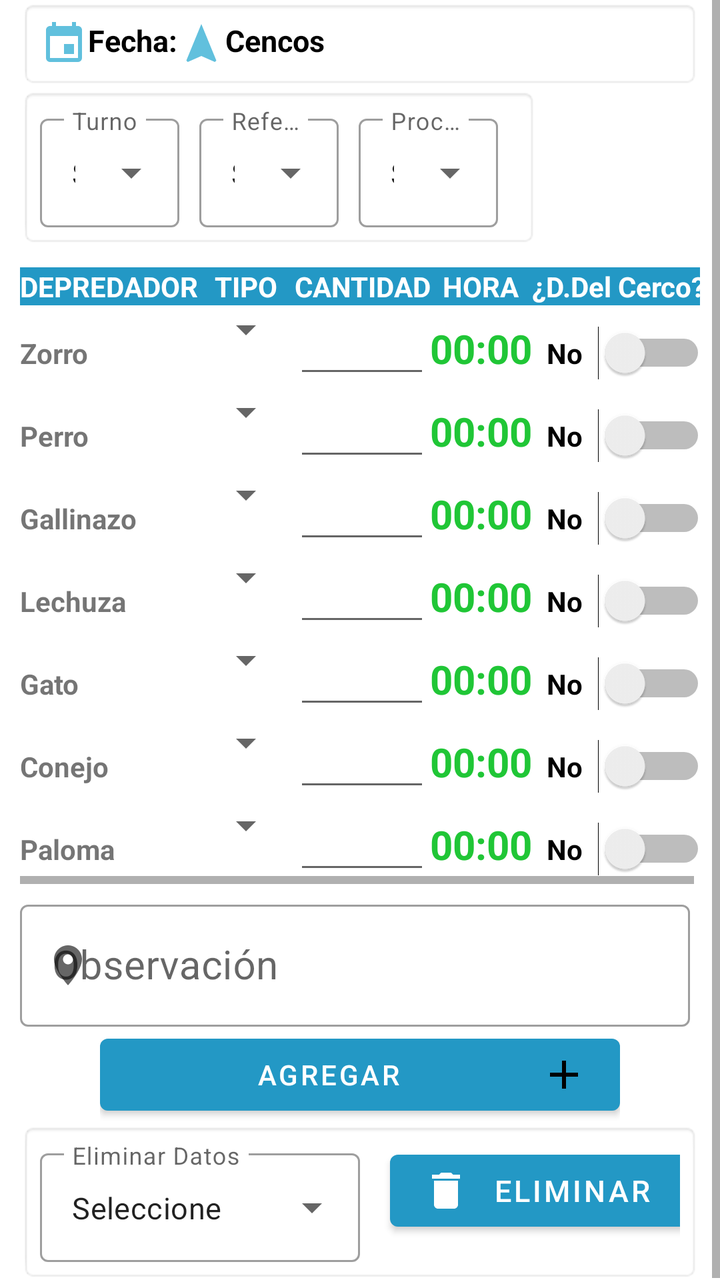
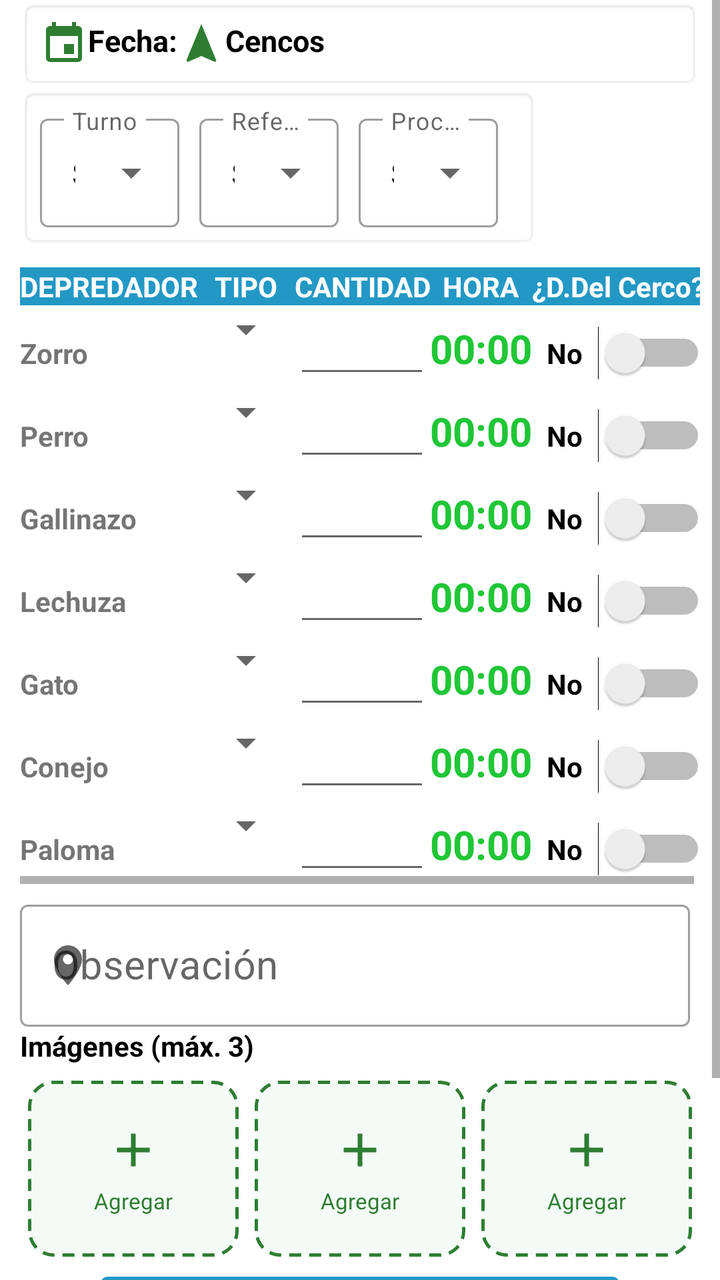

An Android layout rendered at two revisions. The XML below is the earlier revision; the diff shows what the commit changed to produce the second picture.
<!-- AndroidManifest.xml: application theme Theme.Bioseguridad -->
<!-- res/layout/fragment_fomites.xml -->
<?xml version="1.0" encoding="utf-8"?>
<LinearLayout android:orientation="vertical" android:layout_width="match_parent" android:layout_height="wrap_content"
  xmlns:android="http://schemas.android.com/apk/res/android" xmlns:app="http://schemas.android.com/apk/res-auto">
    <ScrollView android:layout_width="match_parent" android:layout_height="wrap_content">
        <LinearLayout android:orientation="vertical" android:layout_width="match_parent" android:layout_height="wrap_content" android:layout_marginLeft="10.0dp" android:layout_marginRight="10.0dp">
            <TableLayout android:layout_width="match_parent" android:layout_height="wrap_content" style="@style/MyEditTextStyle">
                <LinearLayout android:orientation="horizontal" android:layout_width="match_parent" android:layout_height="wrap_content">
                    <TextView android:textAppearance="@style/estilo_contenido_Fragment_black" android:textSize="15.0sp" android:id="@+id/tvFecha" android:layout_width="wrap_content" android:layout_height="wrap_content" android:text="@string/sFecha" android:drawableTint="@color/colorPrimary" app:drawableStartCompat="@drawable/ic_date" />
                    <TextView android:textAppearance="@style/estilo_contenido_Fragment_black" android:textSize="15.0sp" android:id="@+id/etCencos" android:layout_width="wrap_content" android:layout_height="wrap_content" android:text="Cencos" android:inputType="textPersonName" android:drawableTint="@color/colorPrimary" app:drawableStartCompat="@drawable/ic_cencos" />
                </LinearLayout>
            </TableLayout>
            <HorizontalScrollView android:layout_width="match_parent" android:layout_height="wrap_content">
                <TableLayout android:layout_width="match_parent" android:layout_height="wrap_content" android:stretchColumns="*" style="@style/MyEditTextStyle">
                    <TableRow android:layout_width="match_parent" android:layout_height="wrap_content">
                        <com.google.android.material.textfield.TextInputLayout android:id="@+id/tvTurno" android:layout_width="match_parent" android:layout_height="wrap_content" android:hint="Turno" android:layout_marginEnd="10.0dp" app:layout_constraintEnd_toEndOf="parent" app:layout_constraintStart_toStartOf="parent" app:layout_constraintTop_toTopOf="parent" style="@style/Widget.MaterialComponents.TextInputLayout.OutlinedBox.ExposedDropdownMenu">
                            <AutoCompleteTextView android:textSize="15.0sp" android:id="@+id/spnTurno" android:layout_width="match_parent" android:layout_height="wrap_content" android:text="Selec" android:inputType="none" />
                        </com.google.android.material.textfield.TextInputLayout>
                        <com.google.android.material.textfield.TextInputLayout android:id="@+id/tvReferencia" android:layout_width="match_parent" android:layout_height="wrap_content" android:hint="Referencia" android:layout_marginEnd="10.0dp" app:layout_constraintEnd_toEndOf="parent" app:layout_constraintStart_toStartOf="parent" app:layout_constraintTop_toTopOf="parent" style="@style/Widget.MaterialComponents.TextInputLayout.OutlinedBox.ExposedDropdownMenu">
                            <AutoCompleteTextView android:textSize="15.0sp" android:id="@+id/spnReferencia" android:layout_width="match_parent" android:layout_height="wrap_content" android:text="Selec" android:inputType="none" />
                        </com.google.android.material.textfield.TextInputLayout>
                        <com.google.android.material.textfield.TextInputLayout android:id="@+id/tvProceso" android:layout_width="match_parent" android:layout_height="wrap_content" android:hint="Proceso" android:layout_marginEnd="10.0dp" app:layout_constraintEnd_toEndOf="parent" app:layout_constraintStart_toStartOf="parent" app:layout_constraintTop_toTopOf="parent" style="@style/Widget.MaterialComponents.TextInputLayout.OutlinedBox.ExposedDropdownMenu">
                            <AutoCompleteTextView android:textSize="15.0sp" android:id="@+id/spnProceso" android:layout_width="match_parent" android:layout_height="wrap_content" android:text="Selec" android:inputType="none" />
                        </com.google.android.material.textfield.TextInputLayout>
                    </TableRow>
                </TableLayout>
            </HorizontalScrollView>
            <HorizontalScrollView android:layout_width="match_parent" android:layout_height="wrap_content">
                <TableLayout android:layout_width="match_parent" android:layout_height="wrap_content" android:layout_marginTop="10.0dp">
                    <TableRow android:layout_width="match_parent" android:layout_height="wrap_content">
                        <TextView android:textStyle="bold" android:textColor="@color/blanco" android:gravity="center_vertical" android:id="@+id/tvDepredador" android:background="@color/azulino" android:layout_width="match_parent" android:layout_height="wrap_content" android:text="DEPREDADOR" />
                        <TextView android:textStyle="bold" android:textColor="@color/blanco" android:gravity="center" android:id="@+id/tvTipo" android:background="@color/azulino" android:layout_width="match_parent" android:layout_height="wrap_content" android:text="TIPO" android:textAlignment="center" />
                        <TextView android:textStyle="bold" android:textColor="@color/blanco" android:gravity="center" android:id="@+id/tvCantidad" android:background="@color/azulino" android:layout_width="match_parent" android:layout_height="wrap_content" android:text="CANTIDAD" android:textAlignment="center" />
                        <TextView android:textStyle="bold" android:textColor="@color/blanco" android:gravity="center" android:id="@+id/tvHora" android:background="@color/azulino" android:layout_width="match_parent" android:layout_height="wrap_content" android:text="HORA" android:textAlignment="center" />
                        <TextView android:textStyle="bold" android:textColor="@color/blanco" android:gravity="center" android:id="@+id/tvDentroCE" android:background="@color/azulino" android:layout_width="match_parent" android:layout_height="wrap_content" android:text="¿D.Del Cerco?" android:textAlignment="center" />
                    </TableRow>
                    <TableRow android:layout_width="match_parent" android:layout_height="wrap_content">
                        <TextView android:textStyle="bold" android:id="@+id/tvZorro" android:layout_width="match_parent" android:layout_height="wrap_content" android:text="Zorro" android:textAlignment="viewStart" />
                        <Spinner android:textStyle="bold" android:id="@+id/spnZorro" android:layout_width="match_parent" android:layout_height="wrap_content" />
                        <EditText android:textColorHighlight="#555759" android:id="@+id/etZorro" android:layout_width="match_parent" android:layout_height="wrap_content" android:inputType="number" android:textAlignment="center" />
                        <TextView android:textSize="20.0sp" android:textStyle="bold" android:textColor="@color/verde" android:textColorHint="#20c636" android:id="@+id/etZorroHora" android:layout_width="match_parent" android:layout_height="wrap_content" android:hint="00:00" android:textAlignment="center" />
                        <Switch android:textStyle="bold" android:gravity="center" android:id="@+id/swtZorro" android:layout_width="match_parent" android:layout_height="wrap_content" android:text="No" />
                    </TableRow>
                    <TableRow android:layout_width="match_parent" android:layout_height="wrap_content">
                        <TextView android:textStyle="bold" android:id="@+id/tvPerro" android:layout_width="match_parent" android:layout_height="wrap_content" android:text="Perro" android:textAlignment="viewStart" />
                        <Spinner android:textStyle="bold" android:id="@+id/spnPerro" android:layout_width="match_parent" android:layout_height="wrap_content" />
                        <EditText android:textColorHighlight="#555759" android:id="@+id/etPerro" android:layout_width="match_parent" android:layout_height="wrap_content" android:inputType="number" android:textAlignment="center" />
                        <TextView android:textSize="20.0sp" android:textStyle="bold" android:textColor="@color/verde" android:textColorHint="#20c636" android:id="@+id/etPerroHora" android:layout_width="match_parent" android:layout_height="wrap_content" android:hint="00:00" android:textAlignment="center" />
                        <Switch android:textStyle="bold" android:gravity="center" android:id="@+id/swtPerro" android:layout_width="match_parent" android:layout_height="wrap_content" android:text="No" />
                    </TableRow>
                    <TableRow android:layout_width="match_parent" android:layout_height="wrap_content">
                        <TextView android:textStyle="bold" android:id="@+id/tvGallinazo" android:layout_width="match_parent" android:layout_height="wrap_content" android:text="Gallinazo" android:textAlignment="viewStart" />
                        <Spinner android:textStyle="bold" android:id="@+id/spnGallinazo" android:layout_width="match_parent" android:layout_height="wrap_content" />
                        <EditText android:textColorHighlight="#555759" android:id="@+id/etGallinazo" android:layout_width="match_parent" android:layout_height="wrap_content" android:inputType="number" android:textAlignment="center" />
                        <TextView android:textSize="20.0sp" android:textStyle="bold" android:textColor="@color/verde" android:textColorHint="#20c636" android:id="@+id/etGallinazoHora" android:layout_width="match_parent" android:layout_height="wrap_content" android:hint="00:00" android:textAlignment="center" />
                        <Switch android:textStyle="bold" android:gravity="center" android:id="@+id/swtGallinazo" android:layout_width="match_parent" android:layout_height="wrap_content" android:text="No" />
                    </TableRow>
                    <TableRow android:layout_width="match_parent" android:layout_height="wrap_content">
                        <TextView android:textStyle="bold" android:id="@+id/tvLechuza" android:layout_width="match_parent" android:layout_height="wrap_content" android:text="Lechuza" android:textAlignment="viewStart" />
                        <Spinner android:textStyle="bold" android:id="@+id/spnLechuza" android:layout_width="match_parent" android:layout_height="wrap_content" />
                        <EditText android:textColorHighlight="#555759" android:id="@+id/etLechuza" android:layout_width="match_parent" android:layout_height="wrap_content" android:inputType="number" android:textAlignment="center" />
                        <TextView android:textSize="20.0sp" android:textStyle="bold" android:textColor="@color/verde" android:textColorHint="#20c636" android:id="@+id/etLechuzaHora" android:layout_width="match_parent" android:layout_height="wrap_content" android:hint="00:00" android:textAlignment="center" />
                        <Switch android:textStyle="bold" android:gravity="center" android:id="@+id/swtLechuza" android:layout_width="match_parent" android:layout_height="wrap_content" android:text="No" />
                    </TableRow>
                    <TableRow android:layout_width="match_parent" android:layout_height="wrap_content">
                        <TextView android:textStyle="bold" android:id="@+id/tvGato" android:layout_width="match_parent" android:layout_height="wrap_content" android:text="Gato" android:textAlignment="viewStart" />
                        <Spinner android:textStyle="bold" android:id="@+id/spnGato" android:layout_width="match_parent" android:layout_height="wrap_content" />
                        <EditText android:textColorHighlight="#555759" android:id="@+id/etGato" android:layout_width="match_parent" android:layout_height="wrap_content" android:inputType="number" android:textAlignment="center" />
                        <TextView android:textSize="20.0sp" android:textStyle="bold" android:textColor="@color/verde" android:textColorHint="#20c636" android:id="@+id/etGatoHora" android:layout_width="match_parent" android:layout_height="wrap_content" android:hint="00:00" android:textAlignment="center" />
                        <Switch android:textStyle="bold" android:gravity="center" android:id="@+id/swtGato" android:layout_width="match_parent" android:layout_height="wrap_content" android:text="No" />
                    </TableRow>
                    <TableRow android:layout_width="match_parent" android:layout_height="wrap_content">
                        <TextView android:textStyle="bold" android:id="@+id/tvConejo" android:layout_width="match_parent" android:layout_height="wrap_content" android:text="Conejo" android:textAlignment="viewStart" />
                        <Spinner android:textStyle="bold" android:id="@+id/spnConejo" android:layout_width="match_parent" android:layout_height="wrap_content" />
                        <EditText android:textColorHighlight="#555759" android:id="@+id/etConejo" android:layout_width="match_parent" android:layout_height="wrap_content" android:inputType="number" android:textAlignment="center" />
                        <TextView android:textSize="20.0sp" android:textStyle="bold" android:textColor="@color/verde" android:textColorHint="#20c636" android:id="@+id/etConejoHora" android:layout_width="match_parent" android:layout_height="wrap_content" android:hint="00:00" android:textAlignment="center" />
                        <Switch android:textStyle="bold" android:gravity="center" android:id="@+id/swtConejo" android:layout_width="match_parent" android:layout_height="wrap_content" android:text="No" />
                    </TableRow>
                    <TableRow android:layout_width="match_parent" android:layout_height="wrap_content">
                        <TextView android:textStyle="bold" android:id="@+id/tvPaloma" android:layout_width="match_parent" android:layout_height="wrap_content" android:text="Paloma" android:textAlignment="viewStart" />
                        <Spinner android:textStyle="bold" android:id="@+id/spnPaloma" android:layout_width="match_parent" android:layout_height="wrap_content" />
                        <EditText android:textColorHighlight="#555759" android:id="@+id/etPaloma" android:layout_width="match_parent" android:layout_height="wrap_content" android:inputType="number" android:textAlignment="center" />
                        <TextView android:textSize="20.0sp" android:textStyle="bold" android:textColor="@color/verde" android:textColorHint="#20c636" android:id="@+id/etPalomaHora" android:layout_width="match_parent" android:layout_height="wrap_content" android:hint="00:00" android:textAlignment="center" />
                        <Switch android:textStyle="bold" android:gravity="center" android:id="@+id/swtPaloma" android:layout_width="match_parent" android:layout_height="wrap_content" android:text="No" />
                    </TableRow>
                </TableLayout>
            </HorizontalScrollView>
            <com.google.android.material.textfield.TextInputLayout android:id="@+id/tvObservacion" android:layout_width="match_parent" android:layout_height="wrap_content" android:layout_marginTop="5.0dp" android:hint="Observación" android:textAlignment="textStart" android:layout_marginEnd="5.0dp" app:counterMaxLength="2" app:endIconMode="clear_text" app:helperTextTextColor="#ff0001" app:layout_constraintEnd_toEndOf="parent" app:layout_constraintStart_toStartOf="parent" app:layout_constraintTop_toTopOf="parent" app:startIconDrawable="@drawable/ic_pin_24" style="@style/Widget.MaterialComponents.TextInputLayout.OutlinedBox">
                <com.google.android.material.textfield.TextInputEditText android:textSize="20.0sp" android:id="@+id/etObservacion" android:layout_width="match_parent" android:layout_height="wrap_content" android:inputType="textCapCharacters" />
            </com.google.android.material.textfield.TextInputLayout>
            <LinearLayout android:orientation="vertical" android:layout_width="match_parent" android:layout_height="wrap_content" android:layout_marginStart="40.0dp" android:layout_marginEnd="40.0dp">
                <Button android:id="@+id/btnAgregar" android:layout_width="match_parent" android:layout_height="wrap_content" android:text="AGREGAR" android:drawableEnd="@drawable/ic_add" />
            </LinearLayout>
            <TableLayout android:id="@+id/tlDelete" android:layout_width="match_parent" android:layout_height="match_parent" style="@style/MyEditTextStyle">
                <LinearLayout android:orientation="horizontal" android:layout_width="match_parent" android:layout_height="wrap_content">
                    <LinearLayout android:gravity="center" android:orientation="vertical" android:layout_width="0.0dp" android:layout_height="wrap_content" android:layout_weight="1.0">
                        <com.google.android.material.textfield.TextInputLayout android:layout_width="match_parent" android:layout_height="wrap_content" android:hint="Eliminar Datos" app:layout_constraintEnd_toEndOf="parent" app:layout_constraintStart_toStartOf="parent" app:layout_constraintTop_toTopOf="parent" style="@style/Widget.MaterialComponents.TextInputLayout.OutlinedBox.ExposedDropdownMenu">
                            <AutoCompleteTextView android:textSize="15.0sp" android:id="@+id/spnEliminar" android:layout_width="match_parent" android:layout_height="wrap_content" android:text="Seleccione" android:layout_weight="1.0" android:inputType="none" />
                        </com.google.android.material.textfield.TextInputLayout>
                    </LinearLayout>
                    <LinearLayout android:gravity="center" android:orientation="vertical" android:layout_width="0.0dp" android:layout_height="wrap_content" android:layout_weight="1.0">
                        <Button android:enabled="true" android:textSize="15.0sp" android:id="@+id/btnEliminar" android:layout_width="match_parent" android:layout_height="wrap_content" android:text="Eliminar" android:drawableLeft="@drawable/ic_delete" android:layout_marginStart="10.0dp" android:drawableTint="@color/white" />
                    </LinearLayout>
                </LinearLayout>
            </TableLayout>
            <HorizontalScrollView android:layout_width="match_parent" android:layout_height="wrap_content">
                <LinearLayout android:orientation="horizontal" android:layout_width="match_parent" android:layout_height="wrap_content">
                    <TableLayout android:id="@+id/tlRegFomites" android:layout_width="match_parent" android:layout_height="wrap_content" />
                </LinearLayout>
            </HorizontalScrollView>
        </LinearLayout>
    </ScrollView>
</LinearLayout>
<!-- resources referenced by this layout -->
<resources>
  <color name="azulino">#2398c5</color>
  <color name="blanco">#ffffff</color>
  <color name="colorPrimary">#61c0dd</color>
  <color name="verde">#008000</color>
  <color name="white">#ffffffff</color>
  <!-- drawable ic_add (drawable) -->
  <vector xmlns:android="http://schemas.android.com/apk/res/android" android:width="24dp" android:height="24dp" android:viewportWidth="24" android:viewportHeight="24">
      <path android:fillColor="#FF000000" android:pathData="M19,13h-6v6h-2v-6H5v-2h6V5h2v6h6v2z"/>
  </vector>
  <!-- drawable ic_cencos (drawable) -->
  <vector xmlns:android="http://schemas.android.com/apk/res/android" android:width="24dp" android:height="24dp" android:viewportWidth="24" android:viewportHeight="24">
      <path android:fillColor="#FF000000" android:pathData="M12,2L4.5,20.29L5.21,21L12,18L18.79,21L19.5,20.29L12,2Z"/>
  </vector>
  <!-- drawable ic_date (drawable) -->
  <vector xmlns:android="http://schemas.android.com/apk/res/android" android:width="24dp" android:height="24dp" android:viewportWidth="24" android:viewportHeight="24">
      <path android:fillColor="#FF000000" android:pathData="M19,19H5V8H19M16,1V3H8V1H6V3H5C3.89,3 3,3.9 3,5V19A2,2 0 0,0 5,21H19A2,2 0 0,0 21,19V5C21,3.9 20.1,3 19,3H18V1M17,12H12V17H17V12Z"/>
  </vector>
  <!-- drawable ic_delete (drawable) -->
  <vector xmlns:android="http://schemas.android.com/apk/res/android" android:width="24dp" android:height="24dp" android:viewportWidth="24" android:viewportHeight="24">
      <path android:fillColor="#FF000000" android:pathData="M6,19c0,1.1 0.9,2 2,2h8c1.1,0 2,-0.9 2,-2V7H6v12zM19,4h-3.5l-1,-1h-5l-1,1H5v2h14V4z"/>
  </vector>
  <!-- drawable ic_pin_24 (drawable) -->
  <vector xmlns:android="http://schemas.android.com/apk/res/android" android:width="24dp" android:height="24dp" android:viewportWidth="24" android:viewportHeight="24">
      <path android:fillColor="#FF000000" android:pathData="M12,2C8.13,2 5,5.13 5,9c0,5.25 7,13 7,13s7,-7.75 7,-13c0,-3.87 -3.13,-7 -7,-7zM12,11.5c-1.38,0 -2.5,-1.12 -2.5,-2.5s1.12,-2.5 2.5,-2.5 2.5,1.12 2.5,2.5 -1.12,2.5 -2.5,2.5z"/>
  </vector>
  <string name="sFecha">Fecha:</string>
  <style name="MyEditTextStyle" parent="@android:style/Widget.EditText">
          <item name="android:textSize">20.0sp</item>
          <item name="android:textStyle">bold</item>
          <item name="android:textColor">#400000</item>
          <item name="android:background">@android:drawable/editbox_background_normal</item>
          <item name="android:padding">10.0dp</item>
      </style>
  <style name="estilo_contenido_Fragment_black">
          <item name="android:textSize">15.0sp</item>
          <item name="android:textStyle">bold</item>
          <item name="android:textColor">@color/black</item>
      </style>
  <style name="Theme.Bioseguridad" parent="Theme.MaterialComponents.DayNight.NoActionBar">
          <item name="android:statusBarColor">#000000</item>
          <item name="colorOnPrimary">@color/white</item>
          <item name="colorOnSecondary">@color/black</item>
          <item name="colorPrimary">@color/purple_500</item>
          <item name="colorPrimaryVariant">@color/purple_700</item>
          <item name="colorSecondary">@color/teal_200</item>
          <item name="colorSecondaryVariant">@color/teal_700</item>
      </style>
  <color name="black">#ff000000</color>
  <color name="purple_500">#2398c5</color>
  <color name="purple_700">#ff3700b3</color>
  <color name="teal_200">#ff03dac5</color>
  <color name="teal_700">#ff018786</color>
</resources>

<!-- the commit's change to res/layout/fragment_fomites.xml (unified diff, before → after) -->
@@ -87,6 +87,7 @@
             <com.google.android.material.textfield.TextInputLayout android:id="@+id/tvObservacion" android:layout_width="match_parent" android:layout_height="wrap_content" android:layout_marginTop="5.0dp" android:hint="Observación" android:textAlignment="textStart" android:layout_marginEnd="5.0dp" app:counterMaxLength="2" app:endIconMode="clear_text" app:helperTextTextColor="#ff0001" app:layout_constraintEnd_toEndOf="parent" app:layout_constraintStart_toStartOf="parent" app:layout_constraintTop_toTopOf="parent" app:startIconDrawable="@drawable/ic_pin_24" style="@style/Widget.MaterialComponents.TextInputLayout.OutlinedBox">
                 <com.google.android.material.textfield.TextInputEditText android:textSize="20.0sp" android:id="@+id/etObservacion" android:layout_width="match_parent" android:layout_height="wrap_content" android:inputType="textCapCharacters" />
             </com.google.android.material.textfield.TextInputLayout>
+            <include layout="@layout/include_photo_upload" android:layout_width="match_parent" android:layout_height="wrap_content" />
             <LinearLayout android:orientation="vertical" android:layout_width="match_parent" android:layout_height="wrap_content" android:layout_marginStart="40.0dp" android:layout_marginEnd="40.0dp">
                 <Button android:id="@+id/btnAgregar" android:layout_width="match_parent" android:layout_height="wrap_content" android:text="AGREGAR" android:drawableEnd="@drawable/ic_add" />
             </LinearLayout>
@@ -110,3 +111,148 @@
         </LinearLayout>
     </ScrollView>
 </LinearLayout>
+<!-- res/layout/include_photo_upload.xml (included above) -->
+<?xml version="1.0" encoding="utf-8"?>
+<LinearLayout xmlns:android="http://schemas.android.com/apk/res/android"
+    xmlns:app="http://schemas.android.com/apk/res-auto"
+    android:layout_width="match_parent"
+    android:layout_height="wrap_content"
+    android:layout_marginTop="8dp"
+    android:layout_marginBottom="4dp"
+    android:orientation="vertical">
+
+    <TextView
+        android:layout_width="wrap_content"
+        android:layout_height="wrap_content"
+        android:layout_marginBottom="4dp"
+        android:text="Imágenes (máx. 3)"
+        android:textColor="@color/black"
+        android:textSize="14sp"
+        android:textStyle="bold" />
+
+    <LinearLayout
+        android:layout_width="match_parent"
+        android:layout_height="wrap_content"
+        android:orientation="horizontal">
+
+        <FrameLayout
+            android:id="@+id/photoSlot1"
+            android:layout_width="0dp"
+            android:layout_height="88dp"
+            android:layout_margin="4dp"
+            android:layout_weight="1"
+            android:background="@drawable/bg_photo_upload_slot"
+            android:foreground="?attr/selectableItemBackground">
+
+            <ImageView
+                android:id="@+id/ivPhotoPreview1"
+                android:layout_width="match_parent"
+                android:layout_height="match_parent"
+                android:scaleType="centerCrop"
+                android:visibility="gone"
+                android:contentDescription="@string/app_name" />
+
+            <LinearLayout
+                android:layout_width="match_parent"
+                android:layout_height="match_parent"
+                android:gravity="center"
+                android:orientation="vertical">
+
+                <ImageView
+                    android:layout_width="28dp"
+                    android:layout_height="28dp"
+                    android:src="@drawable/ic_add"
+                    app:tint="@color/colorPrimary"
+                    android:contentDescription="@string/app_name" />
+
+                <TextView
+                    android:layout_width="wrap_content"
+                    android:layout_height="wrap_content"
+                    android:layout_marginTop="4dp"
+                    android:text="Agregar"
+                    android:textColor="@color/colorPrimary"
+                    android:textSize="11sp" />
+            </LinearLayout>
+        </FrameLayout>
+
+        <FrameLayout
+            android:id="@+id/photoSlot2"
+            android:layout_width="0dp"
+            android:layout_height="88dp"
+            android:layout_margin="4dp"
+            android:layout_weight="1"
+            android:background="@drawable/bg_photo_upload_slot"
+            android:foreground="?attr/selectableItemBackground">
+
+            <ImageView
+                android:id="@+id/ivPhotoPreview2"
+                android:layout_width="match_parent"
+                android:layout_height="match_parent"
+                android:scaleType="centerCrop"
+                android:visibility="gone"
+                android:contentDescription="@string/app_name" />
+
+            <LinearLayout
+                android:layout_width="match_parent"
+                android:layout_height="match_parent"
+                android:gravity="center"
+                android:orientation="vertical">
+
+                <ImageView
+                    android:layout_width="28dp"
+                    android:layout_height="28dp"
+                    android:src="@drawable/ic_add"
+                    app:tint="@color/colorPrimary"
+                    android:contentDescription="@string/app_name" />
+
+                <TextView
+                    android:layout_width="wrap_content"
+                    android:layout_height="wrap_content"
+                    android:layout_marginTop="4dp"
+                    android:text="Agregar"
+                    android:textColor="@color/colorPrimary"
+                    android:textSize="11sp" />
+            </LinearLayout>
+        </FrameLayout>
+
+        <FrameLayout
+            android:id="@+id/photoSlot3"
+            android:layout_width="0dp"
+            android:layout_height="88dp"
+            android:layout_margin="4dp"
+            android:layout_weight="1"
+            android:background="@drawable/bg_photo_upload_slot"
+            android:foreground="?attr/selectableItemBackground">
+
+            <ImageView
+                android:id="@+id/ivPhotoPreview3"
+                android:layout_width="match_parent"
+                android:layout_height="match_parent"
+                android:scaleType="centerCrop"
+                android:visibility="gone"
+                android:contentDescription="@string/app_name" />
+
+            <LinearLayout
+                android:layout_width="match_parent"
+                android:layout_height="match_parent"
+                android:gravity="center"
+                android:orientation="vertical">
+
+                <ImageView
+                    android:layout_width="28dp"
+                    android:layout_height="28dp"
+                    android:src="@drawable/ic_add"
+                    app:tint="@color/colorPrimary"
+                    android:contentDescription="@string/app_name" />
+
+                <TextView
+                    android:layout_width="wrap_content"
+                    android:layout_height="wrap_content"
+                    android:layout_marginTop="4dp"
+                    android:text="Agregar"
+                    android:textColor="@color/colorPrimary"
+                    android:textSize="11sp" />
+            </LinearLayout>
+        </FrameLayout>
+    </LinearLayout>
+</LinearLayout>
<!-- resource entries referenced after the edit -->
@@ -2,9 +2,21 @@
 <resources>
   <color name="azulino">#2398c5</color>
   <color name="blanco">#ffffff</color>
-  <color name="colorPrimary">#61c0dd</color>
+  <color name="colorPrimary">#2E7D32</color>
   <color name="verde">#008000</color>
   <color name="white">#ffffffff</color>
+  <!-- drawable bg_photo_upload_slot (drawable) -->
+  <?xml version="1.0" encoding="utf-8"?>
+  <shape xmlns:android="http://schemas.android.com/apk/res/android"
+      android:shape="rectangle">
+      <solid android:color="#F4FAF6" />
+      <stroke
+          android:width="1.5dp"
+          android:color="@color/colorPrimary"
+          android:dashWidth="6dp"
+          android:dashGap="4dp" />
+      <corners android:radius="12dp" />
+  </shape>
   <!-- drawable ic_add (drawable) -->
   <vector xmlns:android="http://schemas.android.com/apk/res/android" android:width="24dp" android:height="24dp" android:viewportWidth="24" android:viewportHeight="24">
       <path android:fillColor="#FF000000" android:pathData="M19,13h-6v6h-2v-6H5v-2h6V5h2v6h6v2z"/>
@@ -25,6 +37,7 @@
   <vector xmlns:android="http://schemas.android.com/apk/res/android" android:width="24dp" android:height="24dp" android:viewportWidth="24" android:viewportHeight="24">
       <path android:fillColor="#FF000000" android:pathData="M12,2C8.13,2 5,5.13 5,9c0,5.25 7,13 7,13s7,-7.75 7,-13c0,-3.87 -3.13,-7 -7,-7zM12,11.5c-1.38,0 -2.5,-1.12 -2.5,-2.5s1.12,-2.5 2.5,-2.5 2.5,1.12 2.5,2.5 -1.12,2.5 -2.5,2.5z"/>
   </vector>
+  <string name="app_name">BioSeguridad</string>
   <string name="sFecha">Fecha:</string>
   <style name="MyEditTextStyle" parent="@android:style/Widget.EditText">
           <item name="android:textSize">20.0sp</item>
